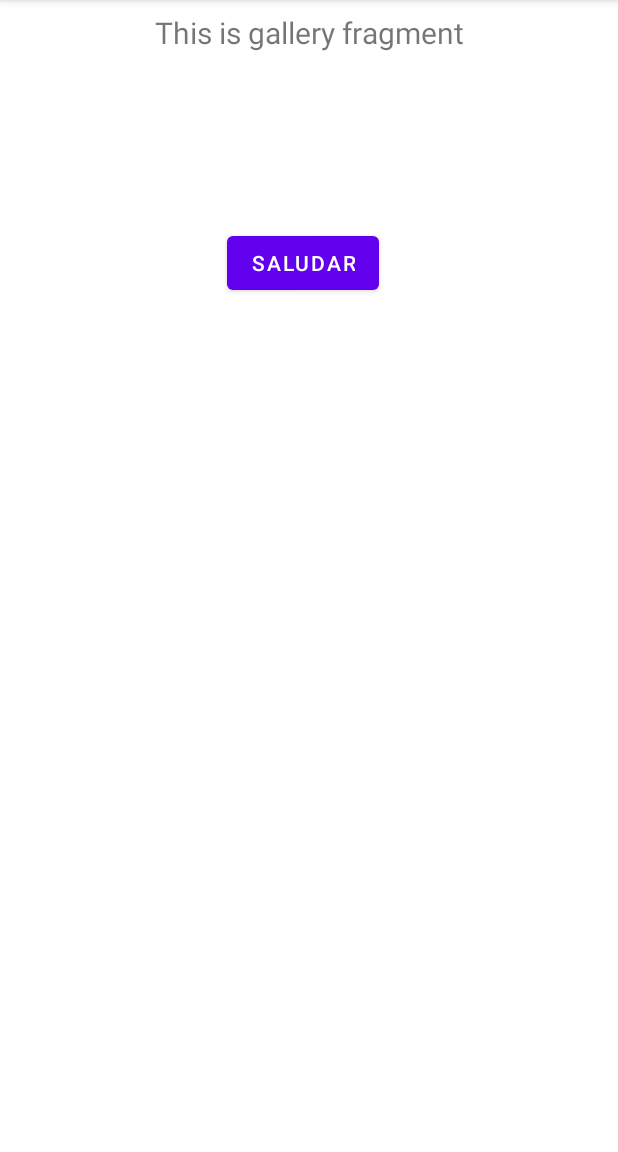
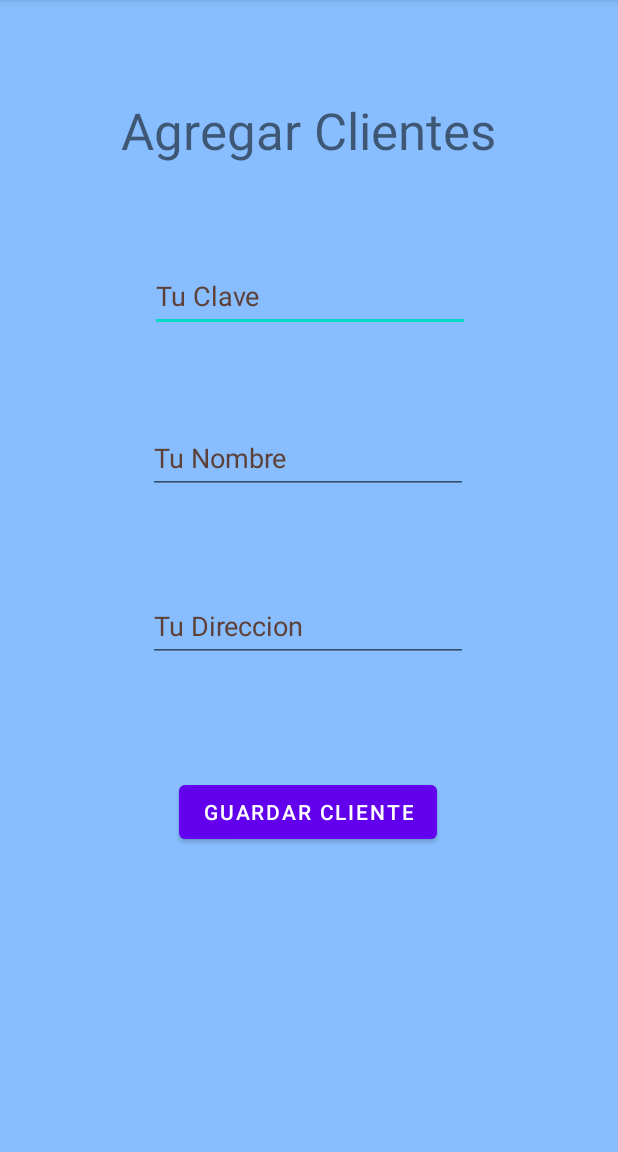
Before and after one commit to miguelOlmos312/holi, an Android app: the fragment GalleryFragment shown on its own in the app's theme, on a phone screen of 412 x 824 dp, the part 84-1236 px from its top. Run offline under Robolectric (Android 15) with nearby library versions, the phone set to English and light mode, and no system bars.

Commit message:
Se añade funcionalidad de agregacion de clientes

```diff
--- a/app/src/main/java/mx/com/peludo/mydatabasefinalproject7b/ui/gallery/GalleryFragment.java
+++ b/app/src/main/java/mx/com/peludo/mydatabasefinalproject7b/ui/gallery/GalleryFragment.java
@@ -1,24 +1,34 @@
 package mx.com.peludo.mydatabasefinalproject7b.ui.gallery;
 
+import android.annotation.SuppressLint;
+import android.content.ContentValues;
+import android.database.sqlite.SQLiteDatabase;
 import android.os.Bundle;
 import android.view.LayoutInflater;
 import android.view.View;
 import android.view.ViewGroup;
 import android.widget.Button;
+import android.widget.EditText;
 import android.widget.TextView;
+import android.widget.Toast;
 
 import androidx.annotation.NonNull;
 import androidx.fragment.app.Fragment;
 import androidx.lifecycle.ViewModelProvider;
 
+import mx.com.peludo.mydatabasefinalproject7b.ConexionSQLiteHelper;
+import mx.com.peludo.mydatabasefinalproject7b.R;
 import mx.com.peludo.mydatabasefinalproject7b.databinding.FragmentGalleryBinding;
 
 public class GalleryFragment extends Fragment {
 
     private FragmentGalleryBinding binding;
+    EditText agregarCampoId, agregarCampoNombre, agregarCampoDireccion;
+    ConexionSQLiteHelper con;
+    private Button btnAgregar;
 
 
-
+    @SuppressLint("MissingInflatedId")
     public View onCreateView(@NonNull LayoutInflater inflater,
                              ViewGroup container, Bundle savedInstanceState) {
         GalleryViewModel galleryViewModel =
@@ -27,9 +37,21 @@ public class GalleryFragment extends Fragment {
         binding = FragmentGalleryBinding.inflate(inflater, container, false);
         View root = binding.getRoot();
 
-        final TextView textView = binding.textGallery;
-        galleryViewModel.getText().observe(getViewLifecycleOwner(), textView::setText);
-        return root;
+        View viewAgregar = inflater.inflate(R.layout.fragment_gallery, container, false);
+
+        agregarCampoId = (EditText) viewAgregar.findViewById(R.id.txtAgregarID);
+        agregarCampoNombre = (EditText) viewAgregar.findViewById(R.id.txtAgregarNombre);
+        agregarCampoDireccion = (EditText) viewAgregar.findViewById(R.id.txtAgregarDireccion);
+        btnAgregar = (Button) viewAgregar.findViewById(R.id.btnAgregar);
+
+        btnAgregar.setOnClickListener(new View.OnClickListener() {
+            @Override
+            public void onClick(View view) {
+                registrarClientes();
+            }
+        });
+
+        return viewAgregar;
     }
 
     @Override
@@ -37,4 +59,32 @@ public class GalleryFragment extends Fragment {
         super.onDestroyView();
         binding = null;
     }
+
+    public void registrarClientes(){
+        con = new ConexionSQLiteHelper(getView().getContext(),
+                "db_clientes", null, 1);
+        // Creamos un objeto database y    abrimos la base de datos para escritura
+        SQLiteDatabase db = con.getWritableDatabase();
+        // Creamos un objeto ContenValues
+        ContentValues valores = new ContentValues();
+        // Ingresamos al objeto contentvalues los campos y sus valores
+        valores.put("id", agregarCampoId.getText().toString());
+        valores.put("nombre", agregarCampoNombre.getText().toString());
+        valores.put("direccion", agregarCampoDireccion.getText().toString());
+        // insertar en la tabla fisicamente
+        long Result = db.insert("clientes","id", valores);
+        // Tostada
+        Toast.makeText(getView().getContext(), "Usuario Registrado Correctamente ... "+
+                Result, Toast.LENGTH_SHORT).show();
+        // Cerramos la bse de datos
+        db.close();
+        borrarCampos();
+    }
+
+    public void borrarCampos(){
+        agregarCampoId.setText(null);
+        agregarCampoNombre.setText(null);
+        agregarCampoDireccion.setText(null);
+    }
+
 }
--- a/app/src/main/res/layout/fragment_gallery.xml
+++ b/app/src/main/res/layout/fragment_gallery.xml
@@ -4,32 +4,76 @@
     xmlns:tools="http://schemas.android.com/tools"
     android:layout_width="match_parent"
     android:layout_height="match_parent"
+    android:background="#88BEFF"
     tools:context=".ui.gallery.GalleryFragment">
 
+    <EditText
+        android:id="@+id/txtAgregarID"
+        android:layout_width="wrap_content"
+        android:layout_height="wrap_content"
+        android:layout_marginTop="64dp"
+        android:ems="10"
+        android:hint="@string/etCtClave"
+        android:inputType="textPersonName"
+        android:minHeight="48dp"
+        android:textColorHint="#5D4037"
+        app:layout_constraintEnd_toEndOf="parent"
+        app:layout_constraintHorizontal_bias="0.502"
+        app:layout_constraintStart_toStartOf="parent"
+        app:layout_constraintTop_toBottomOf="@+id/textViewAgregar" />
+
+    <EditText
+        android:id="@+id/txtAgregarNombre"
+        android:layout_width="wrap_content"
+        android:layout_height="wrap_content"
+        android:layout_marginTop="60dp"
+        android:ems="10"
+        android:hint="@string/etCtNombre"
+        android:inputType="textPersonName"
+        android:minHeight="48dp"
+        android:textColorHint="#5D4037"
+        app:layout_constraintEnd_toEndOf="parent"
+        app:layout_constraintHorizontal_bias="0.497"
+        app:layout_constraintStart_toStartOf="parent"
+        app:layout_constraintTop_toBottomOf="@+id/txtAgregarID" />
+
+    <EditText
+        android:id="@+id/txtAgregarDireccion"
+        android:layout_width="wrap_content"
+        android:layout_height="wrap_content"
+        android:layout_marginTop="64dp"
+        android:ems="10"
+        android:hint="@string/etCtDireccion"
+        android:inputType="textPersonName"
+        android:minHeight="48dp"
+        android:textColorHint="#5D4037"
+        app:layout_constraintEnd_toEndOf="parent"
+        app:layout_constraintHorizontal_bias="0.497"
+        app:layout_constraintStart_toStartOf="parent"
+        app:layout_constraintTop_toBottomOf="@+id/txtAgregarNombre" />
+
+    <Button
+        android:id="@+id/btnAgregar"
+        android:layout_width="wrap_content"
+        android:layout_height="wrap_content"
+        android:layout_marginTop="76dp"
+        android:text="Guardar Cliente"
+        app:layout_constraintEnd_toEndOf="parent"
+        app:layout_constraintHorizontal_bias="0.497"
+        app:layout_constraintStart_toStartOf="parent"
+        app:layout_constraintTop_toBottomOf="@+id/txtAgregarDireccion" />
+
     <TextView
-        android:id="@+id/text_gallery"
-        android:layout_width="match_parent"
+        android:id="@+id/textViewAgregar"
+        android:layout_width="wrap_content"
         android:layout_height="wrap_content"
-        android:layout_marginStart="8dp"
-        android:layout_marginTop="8dp"
-        android:layout_marginEnd="8dp"
-        android:textAlignment="center"
-        android:textSize="20sp"
+        android:layout_marginTop="64dp"
+        android:text="@string/txtAgregar"
+        android:textSize="34sp"
         app:layout_constraintEnd_toEndOf="parent"
-        app:layout_constraintHorizontal_bias="0.0"
+        app:layout_constraintHorizontal_bias="0.496"
         app:layout_constraintStart_toStartOf="parent"
         app:layout_constraintTop_toTopOf="parent" />
 
-    <Button
-        android:id="@+id/btnA"
-        android:layout_width="wrap_content"
-        android:layout_height="wrap_content"
-        android:layout_marginTop="116dp"
-        android:layout_marginEnd="159dp"
-        android:text="Saludar"
-        app:layout_constraintEnd_toEndOf="parent"
-        android:onClick="Mensaje"
-        app:layout_constraintTop_toBottomOf="@+id/text_gallery" />
-
 
 </androidx.constraintlayout.widget.ConstraintLayout>
--- a/app/src/main/res/values/strings.xml
+++ b/app/src/main/res/values/strings.xml
@@ -14,7 +14,7 @@
 
     <!-- TODO: Remove or change this placeholder text -->
     <string name="hello_blank_fragment">Hello blank fragment</string>
-
+    <string name="txtAgregar">Agregar Clientes</string>
     <string name="etCtClave">Tu Clave</string>
     <string name="etCtNombre">Tu Nombre</string>
     <string name="etCtDireccion">Tu Direccion</string>
@@ -22,4 +22,8 @@
     <string name="etBtnBuscarEdit">Editar</string>
     <string name="etBtnBuscarBorrar">Borrar</string>
     <string name="etBuscar">Consultar Cliente</string>
+
+    <!-- View Agregar -->
+
+
 </resources>
```
